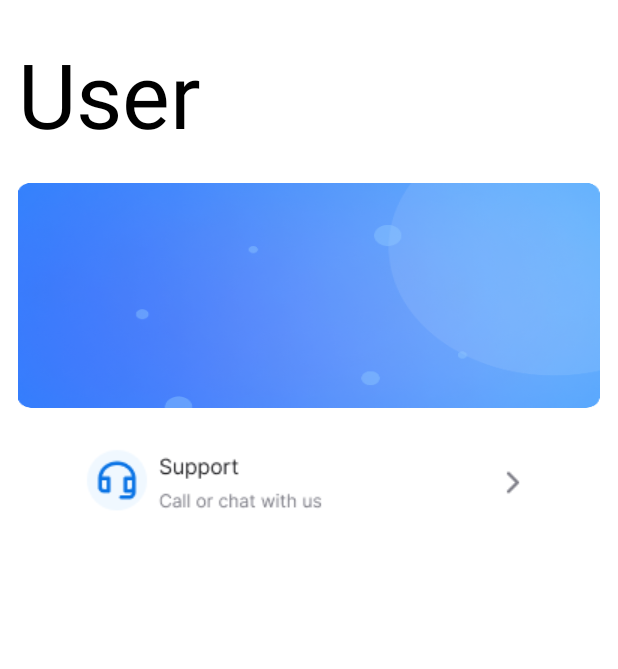
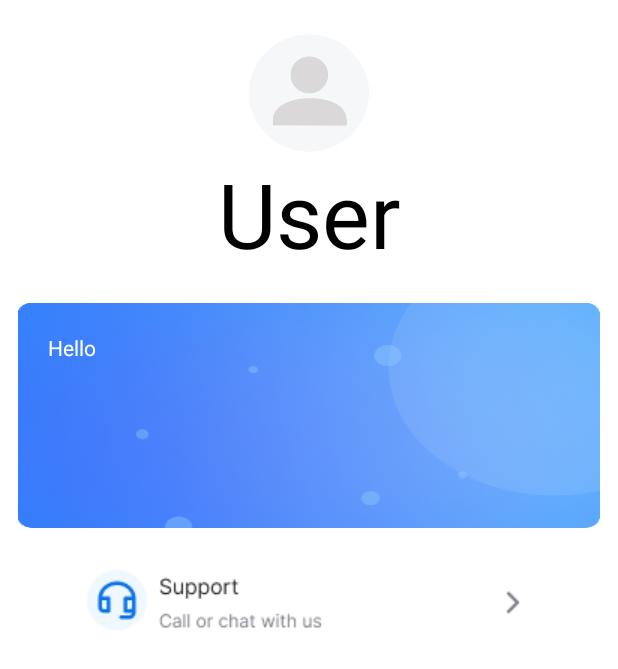
Before and after one commit to phunlh2001/PRM392-Beverages, an Android app: the layout profile.xml on its own in the app's theme, with its tools: preview values and no code run, on a phone screen of 412 x 824 dp. Shown: the top 669 px of the screen. Run offline under Robolectric (Android 15) with nearby library versions, the phone set to English and light mode, and no system bars.

Commit message:
update layout

```diff
--- /dev/null
+++ b/app/src/main/res/drawable/circle_background.xml
@@ -0,0 +1,4 @@
+<shape xmlns:android="http://schemas.android.com/apk/res/android"
+    android:shape="oval">
+    <solid android:color="#FFFFFF" /> <!-- Màu nền của hình tròn -->
+</shape>
--- a/app/src/main/res/layout/profile.xml
+++ b/app/src/main/res/layout/profile.xml
@@ -5,16 +5,30 @@
     android:layout_height="match_parent"
     android:layout_margin="12dp"
     android:orientation="vertical">
-
+    <RelativeLayout
+        android:layout_width="match_parent"
+        android:layout_height="wrap_content"
+        android:id="@+id/text_user"
+        >
         <TextView
-        android:id="@+id/text_user"
             android:layout_width="match_parent"
             android:layout_height="100dp"
             android:layout_alignParentTop="true"
-        android:layout_marginTop="10dp"
+            android:layout_marginTop="90dp"
             android:text="User"
             android:textColor="@color/black"
+            android:textAlignment="center"
             android:textSize="60dp" />
+        <ImageView
+            android:layout_width="100dp"
+            android:layout_height="100dp"
+            android:src="@drawable/blank_avatar"
+            android:background="@drawable/circle_background"
+            android:layout_centerHorizontal="true"
+            android:layout_alignParentTop="true"
+            />
+    </RelativeLayout>
+
 
     <RelativeLayout
         android:id="@+id/card_layout"
@@ -25,11 +39,18 @@
         android:orientation="vertical"
         android:padding="20dp"
         android:paddingTop="100dp">
+        <TextView
+            android:layout_width="wrap_content"
+            android:layout_height="wrap_content"
+            android:text="Hello"
+            android:textColor="#FFFFFF"
+            />
 
         <TextView
             android:id="@+id/tvFullName"
             android:layout_width="wrap_content"
             android:layout_height="wrap_content"
+            android:paddingTop="20dp"
             android:textColor="#FFFFFF"
             android:textSize="32sp"
             android:textStyle="bold" />
@@ -39,6 +60,7 @@
             android:layout_width="wrap_content"
             android:layout_height="wrap_content"
             android:layout_below="@+id/tvFullName"
+            android:paddingTop="10dp"
             android:textColor="#FFFFFF"
             android:textSize="16sp" />
     </RelativeLayout>
```
Lines whose indentation alone changed are shown as unchanged.
